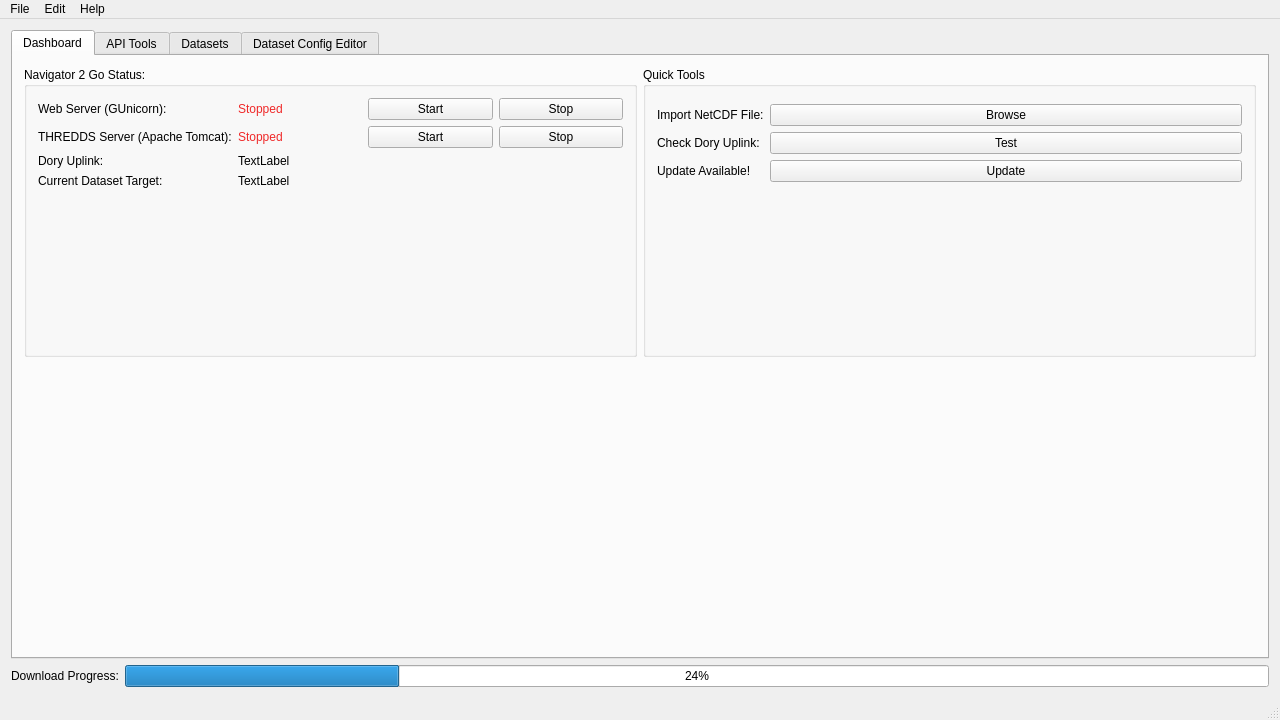
Before: the Qt Designer form Config_Tool/mainwindow.ui in DFO-Ocean-Navigator/Navigator2Go, drawn with Qt 5.
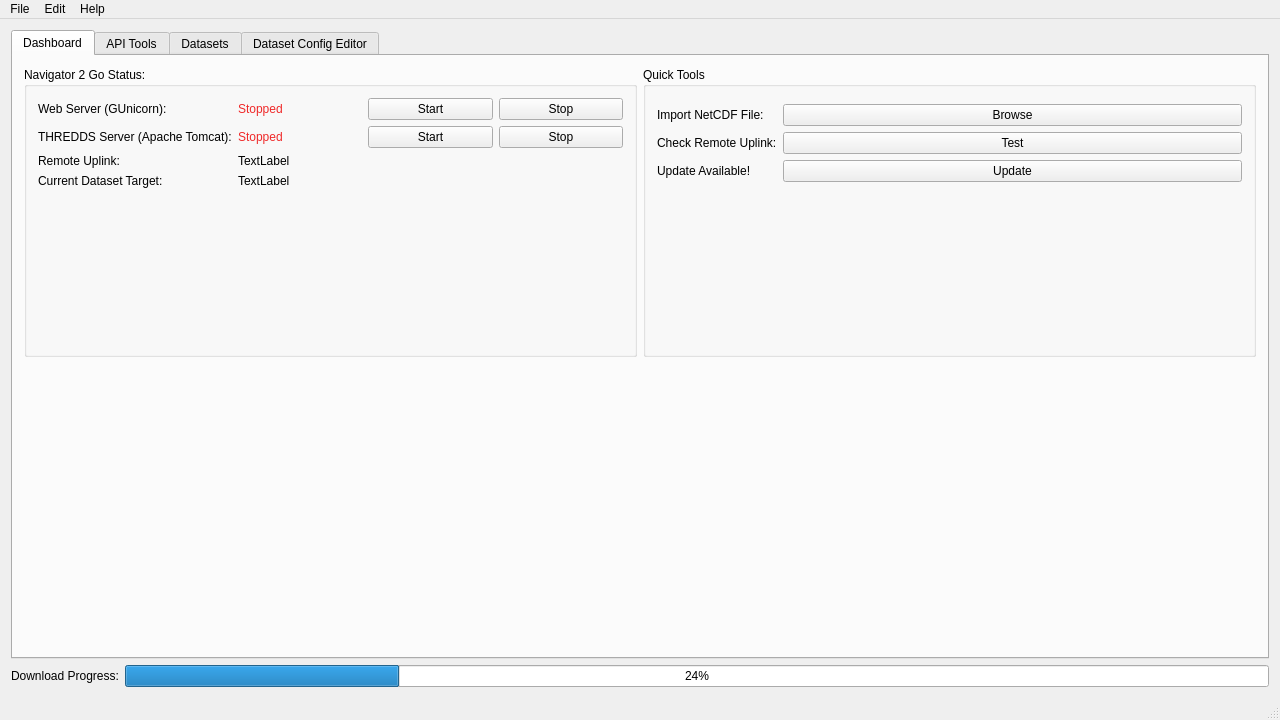
After: the same form once the commit is applied. Icons and pictures are not drawn.

Commit message:
Added option to set remote Navigator server.
* This defaults to Dory.

```diff
--- a/Config_Tool/mainwindow.ui
+++ b/Config_Tool/mainwindow.ui
@@ -182,7 +182,7 @@
              <item row="2" column="0">
               <widget class="QLabel" name="label_17">
                <property name="text">
-                <string>Dory Uplink:</string>
+                <string>Remote Uplink:</string>
                </property>
               </widget>
              </item>
@@ -254,7 +254,7 @@
            <item row="3" column="0">
             <widget class="QLabel" name="label_16">
              <property name="text">
-              <string>Check Dory Uplink:</string>
+              <string>Check Remote Uplink:</string>
              </property>
             </widget>
            </item>
```
Left out of the diff: 4 changed lines with no effect on the pictures. The commit also changes 5 other files.
